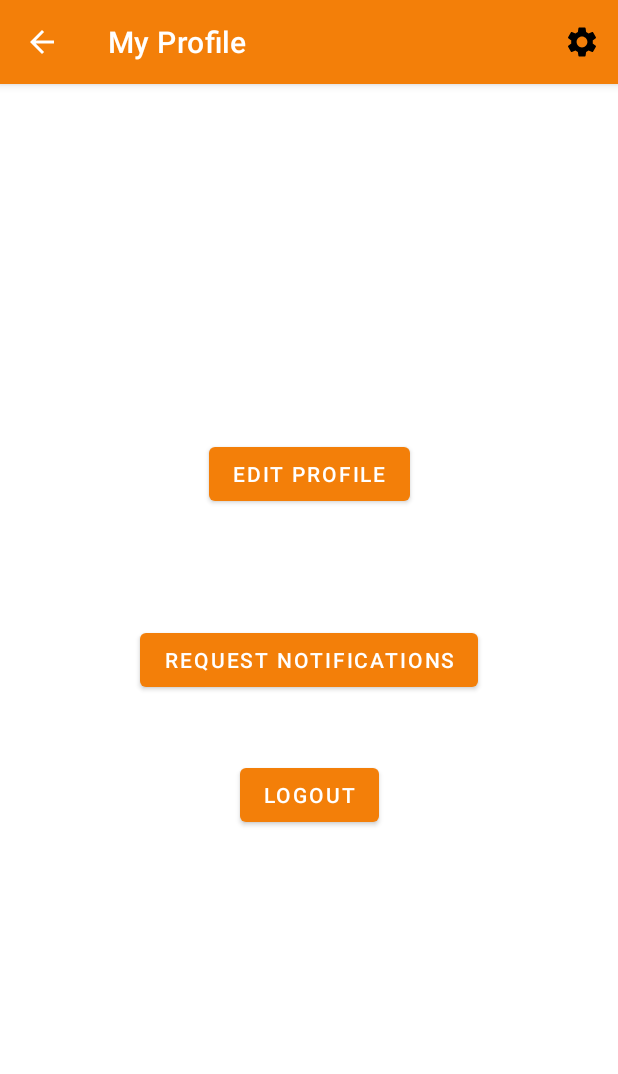
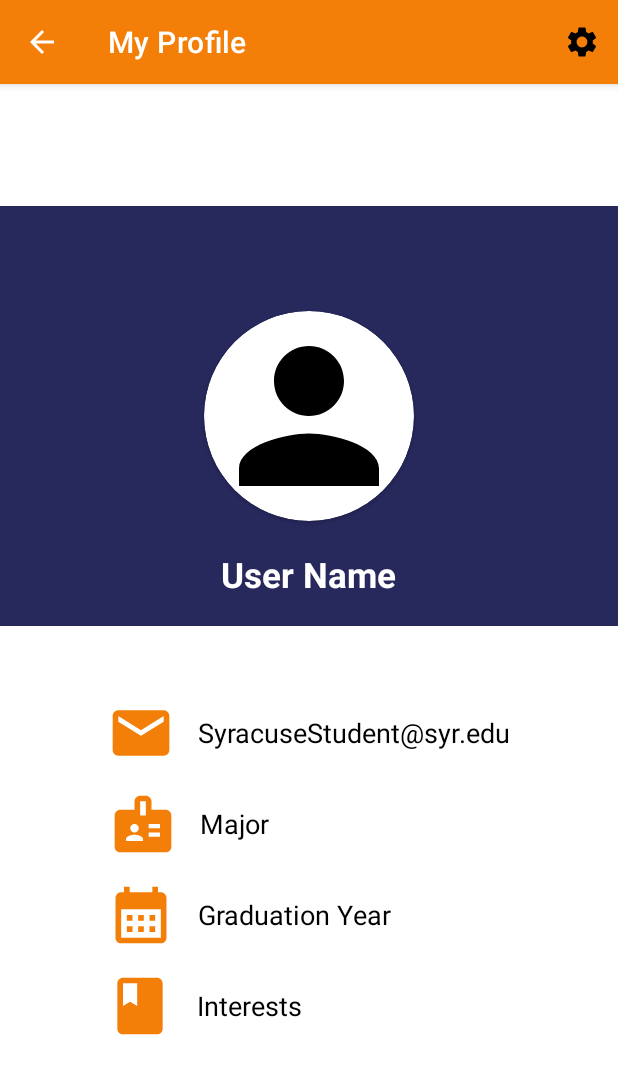
Before and after one commit to Erodri07/SU_Social, an Android app: the Profile screen opened directly, with no data from a screen before it, on a phone screen of 412 x 824 dp. Shown: the top 1074 px of the screen. Run offline under Robolectric (Android 15) with nearby library versions, the phone set to English and light mode, and no system bars; our stand-ins replace Firebase (no records; nobody signed in at launch, a user with empty details on screens opened directly).

Commit message:
Password reset form + Profile UI's

```diff
--- a/app/src/main/res/layout/activity_profile.xml
+++ b/app/src/main/res/layout/activity_profile.xml
@@ -1,41 +1,144 @@
 <?xml version="1.0" encoding="utf-8"?>
-<androidx.constraintlayout.widget.ConstraintLayout xmlns:android="http://schemas.android.com/apk/res/android"
+<LinearLayout xmlns:android="http://schemas.android.com/apk/res/android"
     xmlns:app="http://schemas.android.com/apk/res-auto"
     xmlns:tools="http://schemas.android.com/tools"
     android:layout_width="match_parent"
     android:layout_height="match_parent"
+    android:orientation="vertical"
+    android:gravity="center"
     tools:context=".Profile">
 
-    <Button
-        android:id="@+id/RequestNotifications"
+    <RelativeLayout
+        android:layout_width="match_parent"
+        android:layout_height="280dp">
+        <LinearLayout
+            android:layout_width="match_parent"
+            android:layout_height="300dp"
+            android:orientation="vertical"
+            android:background = "@color/navy">
+            <androidx.cardview.widget.CardView
+                android:layout_width="140dp"
+                android:layout_height="140dp"
+                android:layout_gravity="center_horizontal"
+                android:layout_marginTop="70dp"
+                android:foregroundGravity="center_horizontal"
+                app:cardCornerRadius="100dp">
+                <ImageView
+                    android:layout_width="match_parent"
+                    android:layout_height="match_parent"
+                    android:src = "@drawable/ic_profile"/>
+
+            </androidx.cardview.widget.CardView>
+            <TextView
                 android:layout_width="wrap_content"
                 android:layout_height="wrap_content"
-        android:text="Request Notifications"
-        app:layout_constraintBottom_toBottomOf="parent"
-        app:layout_constraintEnd_toEndOf="parent"
-        app:layout_constraintStart_toStartOf="parent"
-        app:layout_constraintTop_toTopOf="parent" />
+                android:text="User Name"
+                android:textColor="@color/white"
+                android:textSize="23dp"
+                android:layout_gravity="center_horizontal"
+                android:layout_marginTop="20dp"
+                android:textStyle="bold"/>
+        </LinearLayout>
+    </RelativeLayout>
 
-    <!--    melissa tang-->
-    <Button
-        android:id="@+id/EditProfile"
+
+    <LinearLayout
+        android:layout_width="match_parent"
+        android:layout_height="325dp"
+        android:layout_marginTop="0dp"
+        android:gravity="center"
+        android:orientation="vertical">
+
+        <LinearLayout
+            android:layout_width="match_parent"
+            android:layout_height="wrap_content"
+            android:gravity="center"
+            android:orientation="horizontal">
+
+            <ImageView
+                android:layout_width="45dp"
+                android:layout_height="45dp"
+                android:src="@drawable/baseline_email_24" />
+
+            <TextView
                 android:layout_width="wrap_content"
                 android:layout_height="wrap_content"
-        android:layout_marginTop="236dp"
-        android:text="Edit Profile"
-        app:layout_constraintEnd_toEndOf="parent"
-        app:layout_constraintStart_toStartOf="parent"
-        app:layout_constraintTop_toTopOf="parent" />
+                android:layout_gravity="center_vertical"
+                android:paddingLeft="15dp"
+                android:text="SyracuseStudent@syr.edu"
+                android:textColor="@color/black"
+                android:textSize="18sp" />
+        </LinearLayout>
 
-    <!--    melissa tang-->
-    <Button
-        android:id="@+id/logout"
+        <LinearLayout
+            android:layout_width="match_parent"
+            android:layout_height="wrap_content"
+            android:layout_marginTop="15dp"
+            android:gravity="center"
+            android:orientation="horizontal">
+
+            <ImageView
+                android:layout_width="45dp"
+                android:layout_height="45dp"
+                android:src="@drawable/baseline_badge_24" />
+
+            <TextView
                 android:layout_width="wrap_content"
                 android:layout_height="wrap_content"
-        android:layout_marginTop="450dp"
-        android:text="Logout"
-        app:layout_constraintEnd_toEndOf="parent"
-        app:layout_constraintStart_toStartOf="parent"
-        app:layout_constraintTop_toTopOf="parent" />
+                android:layout_gravity="center_vertical"
+                android:paddingLeft="15dp"
+                android:text="Major"
+                android:paddingRight="160dp"
+                android:textColor="@color/black"
+                android:textSize="18sp" />
+        </LinearLayout>
 
-</androidx.constraintlayout.widget.ConstraintLayout>
+        <LinearLayout
+            android:layout_width="match_parent"
+            android:layout_height="wrap_content"
+            android:layout_marginTop="15dp"
+            android:gravity="center"
+            android:orientation="horizontal">
+
+            <ImageView
+                android:layout_width="45dp"
+                android:layout_height="45dp"
+                android:src="@drawable/baseline_calendar_month_24" />
+
+            <TextView
+                android:layout_width="wrap_content"
+                android:layout_height="wrap_content"
+                android:layout_gravity="center_vertical"
+                android:paddingLeft="15dp"
+                android:text="Graduation Year"
+                android:textColor="@color/black"
+                android:paddingRight="80dp"
+                android:textSize="18sp" />
+        </LinearLayout>
+
+        <LinearLayout
+            android:layout_width="match_parent"
+            android:layout_height="wrap_content"
+            android:layout_marginTop="15dp"
+            android:gravity="center"
+            android:orientation="horizontal">
+
+            <ImageView
+                android:layout_width="45dp"
+                android:layout_height="45dp"
+                android:src="@drawable/baseline_book_24" />
+
+            <TextView
+                android:layout_width="wrap_content"
+                android:layout_height="wrap_content"
+                android:layout_gravity="center_vertical"
+                android:paddingLeft="15dp"
+                android:text="Interests"
+                android:textColor="@color/black"
+                android:paddingRight="140dp"
+                android:textSize="18sp" />
+        </LinearLayout>
+
+    </LinearLayout>
+
+</LinearLayout>
```
Lines whose indentation alone changed are shown as unchanged.
